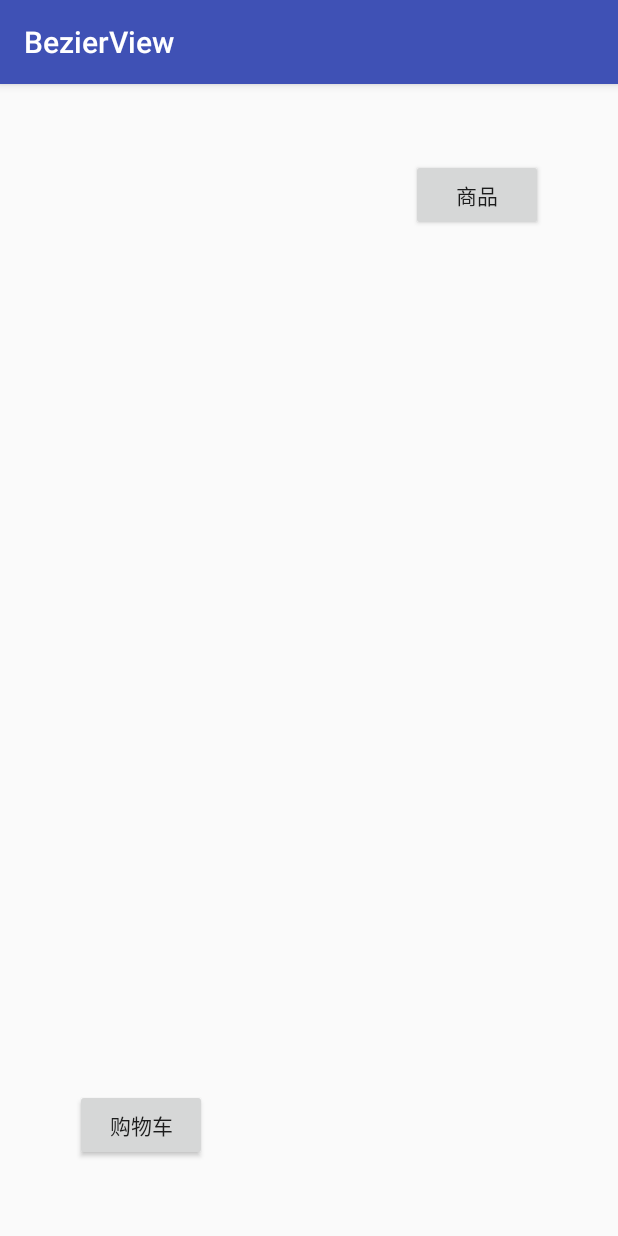
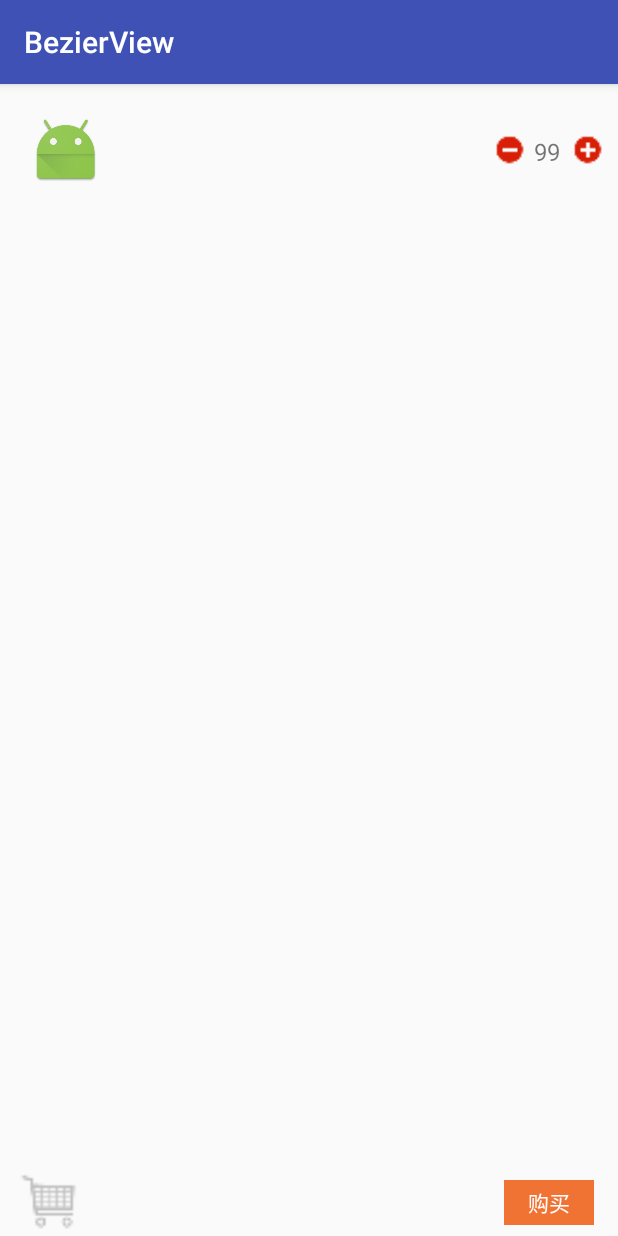
Before and after one commit to Lichenwei-Dev/BezierView, an Android app: the screen it shows after launch (MainActivity), on a phone screen of 412 x 824 dp. Run offline under Robolectric (Android 15) with nearby library versions, the phone set to English and light mode, and no system bars.

Commit message:
add some class

```diff
--- a/app/src/main/java/com/lcw/view/BezierCubicView.java
+++ b/app/src/main/java/com/lcw/view/BezierCubicView.java
@@ -107,7 +107,7 @@ public class BezierCubicView extends View {
     protected void onDraw(Canvas canvas) {
         super.onDraw(canvas);
         mPath.reset();
-        //赛贝尔曲线
+        //贝塞尔曲线
         mPath.moveTo(mStartXPoint, mStartYPoint);
         mPath.cubicTo(mConOneXPoint, mConOneYPoint, mConTwoXPoint, mConTwoYPoint, mEndXPoint, mEndYPoint);
         canvas.drawPath(mPath, mPaint);
--- a/app/src/main/java/com/lcw/view/BezierQuadView.java
+++ b/app/src/main/java/com/lcw/view/BezierQuadView.java
@@ -100,7 +100,7 @@ public class BezierQuadView extends View {
     protected void onDraw(Canvas canvas) {
         super.onDraw(canvas);
         mPath.reset();
-        //赛贝尔曲线
+        //贝塞尔曲线
         mPath.moveTo(mStartXPoint, mStartYPoint);
         mPath.quadTo(mConXPoint, mConYPoint, mEndXPoint, mEndYPoint);
         canvas.drawPath(mPath, mPaint);
--- a/app/src/main/java/com/lcw/view/BezierWaveView.java
+++ b/app/src/main/java/com/lcw/view/BezierWaveView.java
@@ -78,7 +78,7 @@ public class BezierWaveView extends View {
     protected void onDraw(Canvas canvas) {
         super.onDraw(canvas);
         mPath.reset();
-        //赛贝尔曲线
+        //贝塞尔曲线
         mPath.moveTo(-mScreenWidth + mOffset, mScreenHeight / 2);
 
 //        mPath.quadTo(-mScreenWidth * 3 / 4 + mOffset, mScreenHeight / 2 - 100, -mScreenWidth / 2 + mOffset, mScreenHeight / 2);
--- a/app/src/main/java/com/lcw/view/MainActivity.java
+++ b/app/src/main/java/com/lcw/view/MainActivity.java
@@ -1,18 +1,25 @@
 package com.lcw.view;
 
+import android.media.Image;
 import android.os.Bundle;
 import android.support.v7.app.AppCompatActivity;
 import android.view.View;
 import android.view.ViewGroup;
+import android.view.ViewTreeObserver;
 import android.widget.Button;
+import android.widget.ImageView;
+import android.widget.LinearLayout;
 
 import com.lcw.view.shoppingcart.GoodsView;
 
 public class MainActivity extends AppCompatActivity {
 
-    private Button bt_shoppingcart_goods;
-    private Button bt_shoppingcart_cart;
+    private ImageView iv_shop_add;
+    private ImageView iv_shop_reduce;
+    private ImageView iv_shop_cart;
     private ViewGroup mViewGroup;
+
+    private int mShoppingCartWidth;
 
     @Override
     protected void onCreate(Bundle savedInstanceState) {
@@ -22,25 +29,35 @@ public class MainActivity extends AppCompatActivity {
         getData();
 
 
+        ViewTreeObserver viewTreeObserver=iv_shop_cart.getViewTreeObserver();
+        viewTreeObserver.addOnGlobalLayoutListener(new ViewTreeObserver.OnGlobalLayoutListener() {
+            @Override
+            public void onGlobalLayout() {
+                iv_shop_cart.getViewTreeObserver().removeOnGlobalLayoutListener(this);
+                mShoppingCartWidth=iv_shop_cart.getMeasuredWidth();
+            }
+        });
+
     }
 
     private void getData() {
-        bt_shoppingcart_goods.setOnClickListener(new View.OnClickListener() {
+        iv_shop_add.setOnClickListener(new View.OnClickListener() {
             @Override
             public void onClick(View v) {
+
                 //获取商品坐标
                 int[] goodsPoint = new int[2];
-                bt_shoppingcart_goods.getLocationInWindow(goodsPoint);
+                iv_shop_add.getLocationInWindow(goodsPoint);
 
                 //获取购物车坐标
                 int[] shoppingCartPoint = new int[2];
-                bt_shoppingcart_cart.getLocationInWindow(shoppingCartPoint);
+                iv_shop_cart.getLocationInWindow(shoppingCartPoint);
 
 
                 //生成商品View
                 GoodsView goodsView = new GoodsView(MainActivity.this);
                 goodsView.setCircleStartPoint(goodsPoint[0], goodsPoint[1]);
-                goodsView.setCircleEndPoint(shoppingCartPoint[0], shoppingCartPoint[1]);
+                goodsView.setCircleEndPoint(shoppingCartPoint[0]+mShoppingCartWidth/2, shoppingCartPoint[1]);
                 //添加View并执行动画
                 mViewGroup.addView(goodsView);
                 goodsView.startAnimation();
@@ -51,8 +68,9 @@ public class MainActivity extends AppCompatActivity {
     }
 
     private void initView() {
-        bt_shoppingcart_goods = (Button) findViewById(R.id.bt_shoppingcart_goods);
-        bt_shoppingcart_cart = (Button) findViewById(R.id.bt_shoppingcart_cart);
+        iv_shop_add = (ImageView) findViewById(R.id.iv_shop_add);
+        iv_shop_reduce = (ImageView) findViewById(R.id.iv_shop_reduce);
+        iv_shop_cart = (ImageView) findViewById(R.id.iv_shop_cart);
         mViewGroup = (ViewGroup) getWindow().getDecorView();
 
     }
--- a/app/src/main/res/layout/activity_shoppingcart.xml
+++ b/app/src/main/res/layout/activity_shoppingcart.xml
@@ -1,23 +1,84 @@
 <?xml version="1.0" encoding="utf-8"?>
 <RelativeLayout xmlns:android="http://schemas.android.com/apk/res/android"
-    android:layout_width="match_parent"
-    android:layout_height="match_parent"
-    android:orientation="vertical">
+                android:layout_width="match_parent"
+                android:layout_height="match_parent"
+                android:orientation="vertical">
 
-    <Button
-        android:id="@+id/bt_shoppingcart_goods"
-        android:layout_width="wrap_content"
+    <LinearLayout
+        android:layout_width="match_parent"
         android:layout_height="wrap_content"
-        android:layout_alignParentRight="true"
-        android:layout_margin="50dp"
-        android:text="商品" />
+        android:layout_margin="10dp"
+        android:orientation="horizontal">
 
-    <Button
-        android:id="@+id/bt_shoppingcart_cart"
-        android:layout_width="wrap_content"
+        <ImageView
+            android:layout_width="wrap_content"
+            android:layout_height="wrap_content"
+            android:layout_margin="10dp"
+            android:src="@mipmap/ic_launcher"/>
+        <View
+            android:layout_width="0dp"
+            android:layout_height="1dp"
+            android:layout_weight="1"/>
+
+        <LinearLayout
+            android:layout_width="wrap_content"
+            android:layout_height="wrap_content"
+            android:layout_gravity="center_vertical"
+            android:orientation="horizontal">
+
+            <ImageView
+                android:id="@+id/iv_shop_reduce"
+                android:layout_width="20dp"
+                android:layout_height="20dp"
+                android:src="@mipmap/icon_shop_reduce"/>
+
+            <TextView
+                android:layout_width="20dp"
+                android:layout_height="20dp"
+                android:layout_marginLeft="6dp"
+                android:layout_marginRight="6dp"
+                android:textSize="16sp"
+                android:text="99"/>
+
+            <ImageView
+                android:id="@+id/iv_shop_add"
+                android:layout_width="20dp"
+                android:layout_height="20dp"
+                android:src="@mipmap/icon_shop_add"/>
+        </LinearLayout>
+
+    </LinearLayout>
+
+    <LinearLayout
+        android:layout_width="match_parent"
         android:layout_height="wrap_content"
         android:layout_alignParentBottom="true"
-        android:layout_margin="50dp"
-        android:text="购物车" />
+        android:layout_marginLeft="10dp"
+        android:layout_marginRight="10dp"
+        android:gravity="center_vertical"
+        android:orientation="horizontal">
+
+        <ImageView
+            android:id="@+id/iv_shop_cart"
+            android:layout_width="44dp"
+            android:layout_height="44dp"
+            android:padding="2dp"
+            android:src="@mipmap/icon_shop_shopcart"/>
+
+        <View
+            android:layout_width="0dp"
+            android:layout_height="1dp"
+            android:layout_weight="1"/>
+
+        <TextView
+            android:layout_width="60dp"
+            android:layout_height="30dp"
+            android:layout_marginRight="6dp"
+            android:background="#f17334"
+            android:gravity="center"
+            android:text="购买"
+            android:textColor="#ffffff"/>
+
+    </LinearLayout>
 
 </RelativeLayout>
```
Also changed, not shown: app/src/main/java/com/lcw/view/BezierMoveView.java (added, +160 -0 lines), app/src/main/java/com/lcw/view/shoppingcart/GoodsView.java (+56 -31 lines), app/src/main/java/com/lcw/view/shoppingcart/GoodsViewPoint.java (+16 -0 lines), app/src/main/res/layout/activity_main.xml (+7 -3 lines), app/src/main/res/mipmap-xxhdpi/icon_shop_add.png (added), app/src/main/res/mipmap-xxhdpi/icon_shop_reduce.png (added), app/src/main/res/mipmap-xxhdpi/icon_shop_shopcart.png (added).
